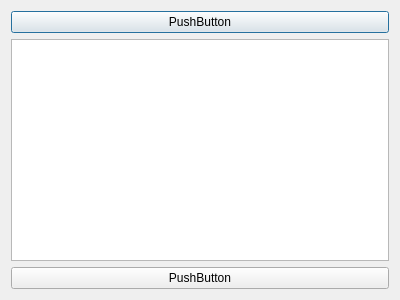
Qt form sexta1.ui (UnPComp2013/Grupo2) before a commit.
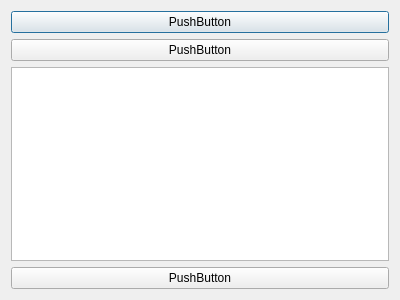
The same form after that commit.

```diff
--- a/sexta1.ui
+++ b/sexta1.ui
@@ -21,6 +21,13 @@
      </property>
     </widget>
    </item>
+   <item>
+    <widget class="QPushButton" name="pushButton_3">
+     <property name="text">
+      <string>PushButton</string>
+     </property>
+    </widget>
+   </item>
    <item>
     <widget class="QListWidget" name="listWidget"/>
    </item>
```
